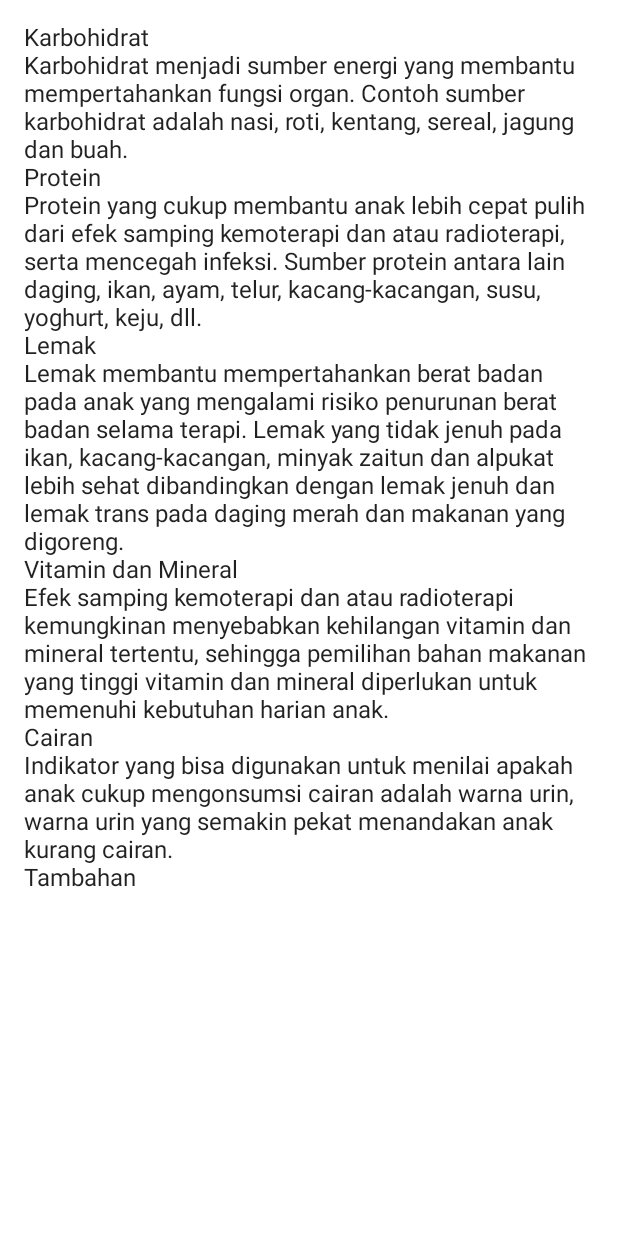
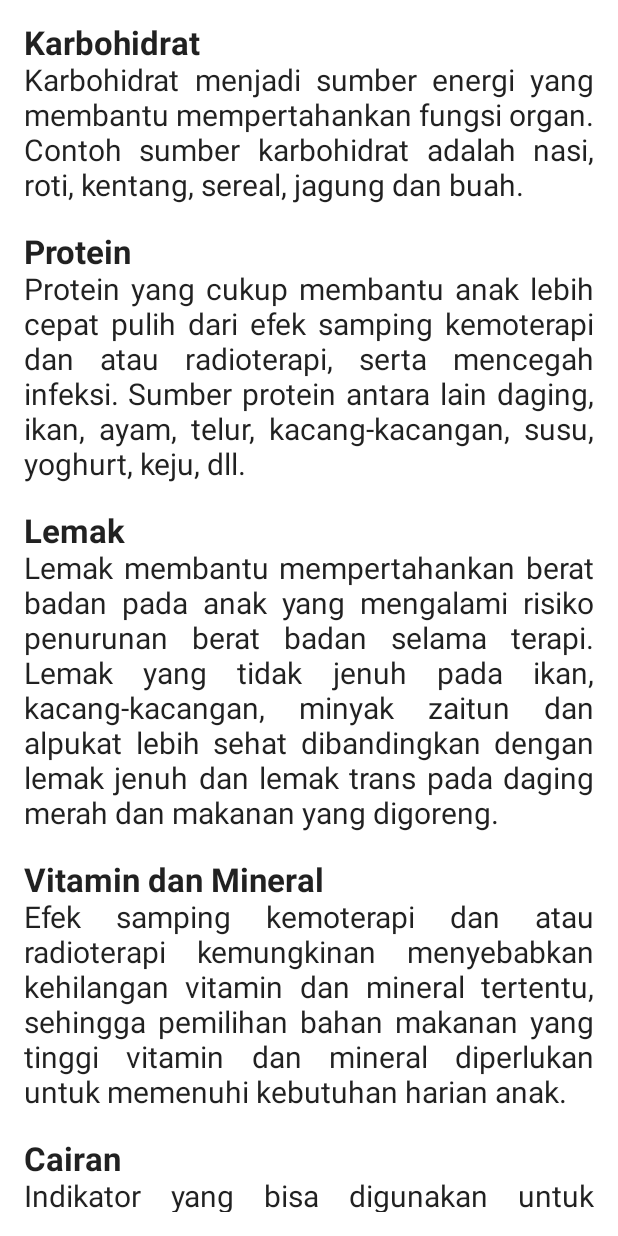
Before and after one commit to Fatimazza/Pedionutricare, an Android app built with Jetpack Compose: the composable NutritionNeeds shown on its own in the app's theme, on a phone screen of 412 x 824 dp. Run offline under Robolectric (Android 15) with nearby library versions, the phone set to English and light mode, and no system bars.

Commit message:
Needs - Populating data with Text style

```diff
--- a/app/src/main/java/xyz/codingwithza/pedionutricare/NutritionNeedsActivity.kt
+++ b/app/src/main/java/xyz/codingwithza/pedionutricare/NutritionNeedsActivity.kt
@@ -3,6 +3,8 @@ package xyz.codingwithza.pedionutricare
 import android.os.Bundle
 import androidx.activity.ComponentActivity
 import androidx.activity.compose.setContent
+import androidx.compose.foundation.layout.Spacer
+import androidx.compose.foundation.layout.height
 import androidx.compose.foundation.layout.padding
 import androidx.compose.foundation.lazy.LazyColumn
 import androidx.compose.foundation.lazy.items
@@ -12,8 +14,11 @@ import androidx.compose.material.TopAppBar
 import androidx.compose.runtime.Composable
 import androidx.compose.ui.Modifier
 import androidx.compose.ui.res.stringResource
+import androidx.compose.ui.text.font.FontWeight
+import androidx.compose.ui.text.style.TextAlign
 import androidx.compose.ui.tooling.preview.Preview
 import androidx.compose.ui.unit.dp
+import androidx.compose.ui.unit.sp
 import xyz.codingwithza.pedionutricare.model.NeedsDataSource
 import xyz.codingwithza.pedionutricare.ui.theme.PedionutricareTheme
 
@@ -48,11 +53,20 @@ fun NutritionNeeds(
         modifier.padding(16.dp)
     ) {
         items(needItems) { data ->
-            Text(data.title)
-            Text(data.desc)
-        }
-        item {
-            Text("Tambahan")
+            Text(
+                text = data.title,
+                fontWeight = FontWeight.Bold,
+                fontSize = 22.sp
+            )
+            Text(
+                text = data.desc,
+                textAlign = TextAlign.Justify,
+                fontWeight = FontWeight.Normal,
+                fontSize = 20.sp
+            )
+            Spacer(
+                modifier = modifier.height(20.dp)
+            )
         }
     }
 }
```
